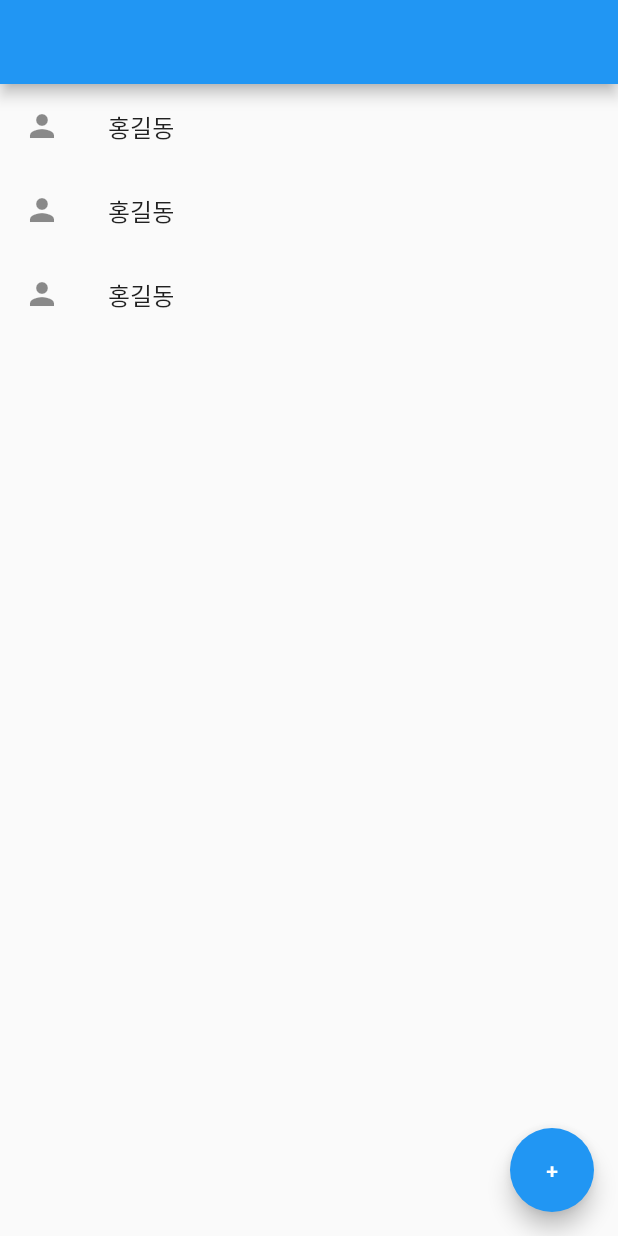
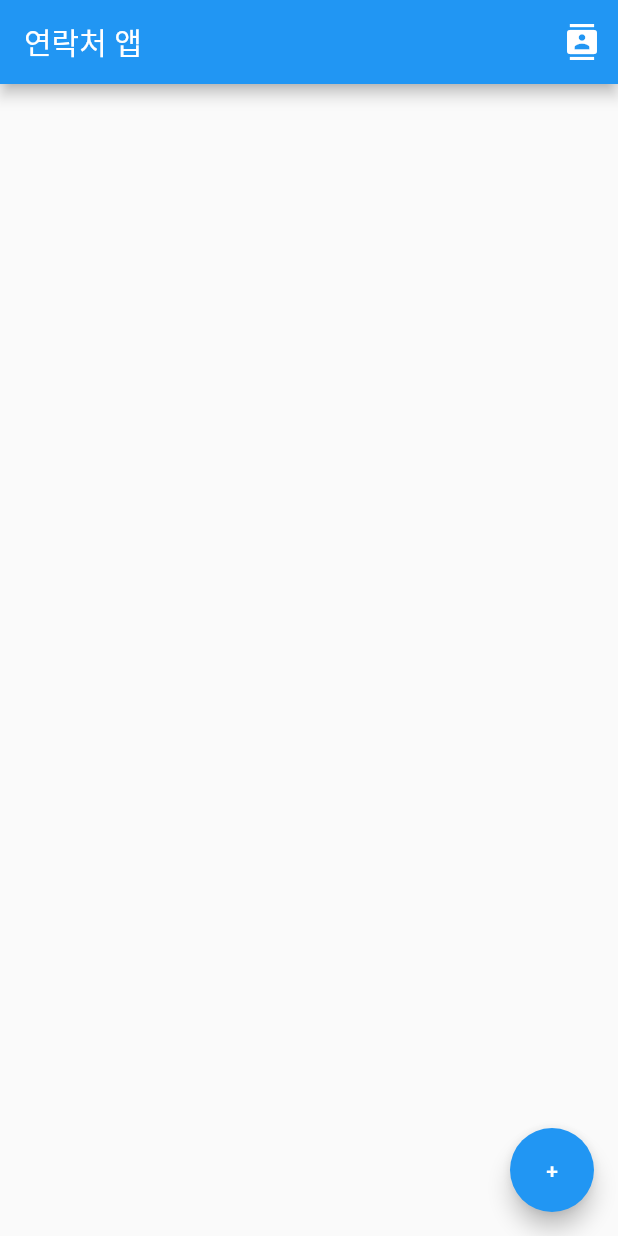
Before and after one commit to consoleolog/contact, a Flutter app: the screen it shows after launch, on a phone screen of 412 x 824 dp. Run offline on Flutter 3.47's test engine with Material 2 defaults, Android fonts, the phone set to English and light mode, and no system bars; our stand-ins replace flutter_contacts, permission_handler.

Commit message:
2025-01-14 :: update

```diff
--- a/analysis_options.yaml
+++ b/analysis_options.yaml
@@ -22,8 +22,10 @@ linter:
   # `// ignore_for_file: name_of_lint` syntax on the line or in the file
   # producing the lint.
   rules:
-    # avoid_print: false  # Uncomment to disable the `avoid_print` rule
-    # prefer_single_quotes: true  # Uncomment to enable the `prefer_single_quotes` rule
+    prefer_const_constructors: false
+    avoid_print: false
+    prefer_typing_uninitialized_variables: false
+    prefer_const_constructors_in_immutables: false
 
 # Additional information about this file can be found at
 # https://dart.dev/guides/language/analysis-options
--- a/lib/main.dart
+++ b/lib/main.dart
@@ -1,32 +1,92 @@
+import 'package:contact/dialogUi.dart';
 import 'package:flutter/material.dart';
+import 'package:permission_handler/permission_handler.dart';
+import 'package:flutter_contacts/flutter_contacts.dart';
 
 void main() {
-  runApp(const MyApp());
+  runApp(
+      MaterialApp(
+        home: MyApp(),
+      )
+  );
 }
 
-class MyApp extends StatelessWidget {
+class MyApp extends StatefulWidget {
   const MyApp({super.key});
 
   @override
+  State<MyApp> createState() => _MyAppState();
+}
+
+class _MyAppState extends State<MyApp> {
+
+  getPermission() async {
+    var status = await Permission.contacts.status;
+    if (status.isGranted) {
+      print('허락됨');
+      List<Contact> contacts = await FlutterContacts.getContacts(withProperties: true);
+      print(contacts);
+      setState(() {
+        contacts = contacts;
+      });
+    } else if (status.isDenied) {
+      print('거절됨');
+      Permission.contacts.request();
+      openAppSettings();
+    }
+  }
+  @override
+  void initState() {
+    super.initState();
+    getPermission();
+  }
+
+  var total = 3;
+  var contacts = [];
+  List<String> names = ['김영숙', '홍길동', '피자집'];
+  List<int> likes = [0, 0, 0];
+  addName(name){
+    setState(() {
+      names.add(name);
+    });
+  }
+  @override
   Widget build(BuildContext context) {
-    return MaterialApp(
-      home: Scaffold(
-        appBar: AppBar(),
+    return Scaffold(
+        appBar: AppBar( title: Text("연락처 앱"),
+                        actions: [
+                          IconButton(onPressed: (){
+                            getPermission();
+                          }, icon:Icon(Icons.contacts)),
+                        ],),
         body: ListView.builder(
-          itemCount: 3,
+          itemCount: contacts.length,
           itemBuilder: (c, i){
-            return const ListTile(
-              leading: Icon(Icons.person),
-              title: Text("홍길동"),
+            return ListTile(
+              leading: const Icon(Icons.person),
+              title: Text(contacts[i].displayName ?? "이름없는사람"),
             );
           },
         ),
         bottomNavigationBar: const BottomAppBar(),
-        floatingActionButton: FloatingActionButton(
-          child: const Text("+"),
-          onPressed: (){},
+        floatingActionButton: Builder(
+          builder: (jokbo1) {
+            return FloatingActionButton(
+              child: Text("+"),
+              onPressed: (){
+                showDialog(
+                    context: jokbo1,
+                    builder: (context) {
+                      return DialogUI(
+                        names: names,
+                        addName: addName,
+                      );
+                    }
+                );
+              },
+            );
+          }
         ),
-      ),
-    );
+      );
   }
 }
--- a/pubspec.yaml
+++ b/pubspec.yaml
@@ -30,6 +30,8 @@ environment:
 dependencies:
   flutter:
     sdk: flutter
+  permission_handler: ^8.2.6
+  flutter_contacts: ^1.1.9+2
 
 
   # The following adds the Cupertino Icons font to your application.
```
Also changed, not shown: lib/dialogUi.dart (added, +36 -0 lines), pubspec.lock, 2 other files.
